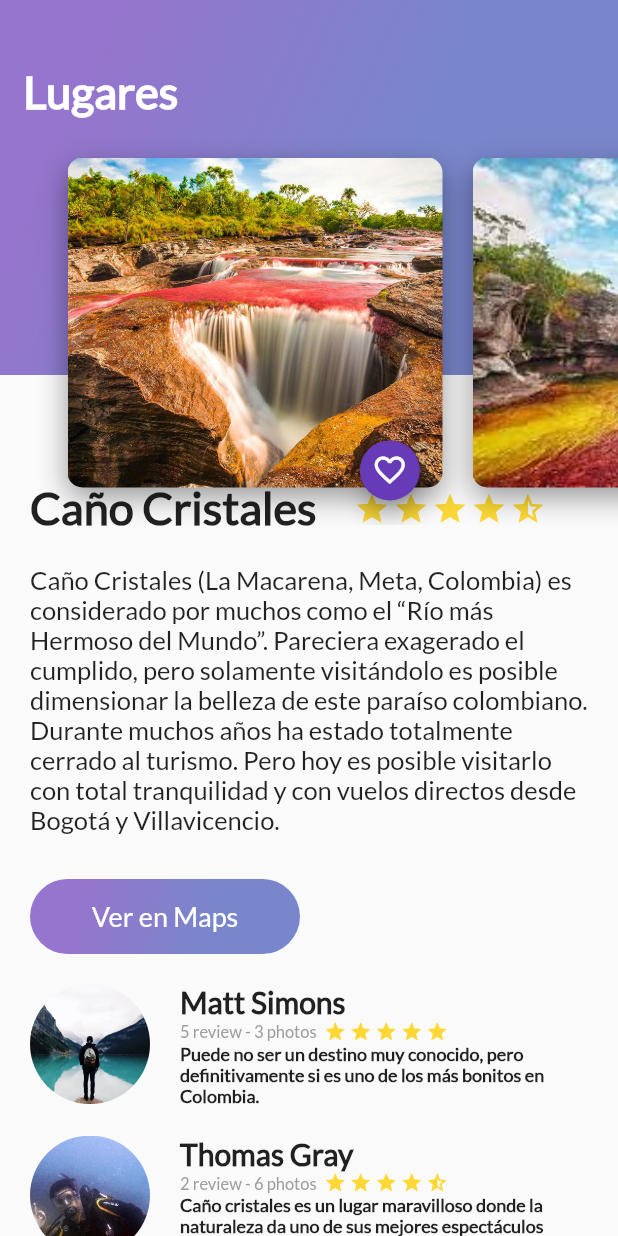
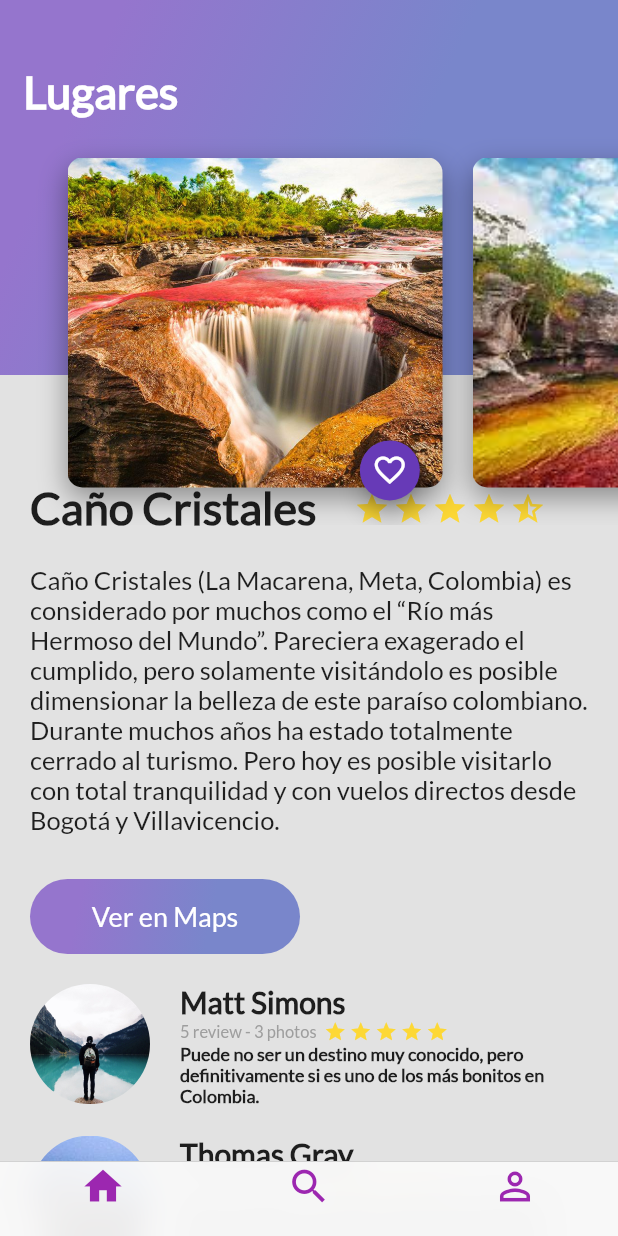
Before and after one commit to JohanRiv/Flutter_Basic_Platzi_project, a Flutter app: the screen it shows after launch, on a phone screen of 412 x 824 dp. Run offline on Flutter 3.47's test engine with Material 2 defaults, Android fonts, the phone set to English and light mode, and no system bars.

Commit message:
Adición del navbar

```diff
--- /dev/null
+++ b/lib/home_bottom_nav_bar_cupertino.dart
@@ -0,0 +1,74 @@
+import 'package:flutter/material.dart';
+import 'package:flutter/cupertino.dart';
+import 'package:platzi_trips_app/home_page.dart';
+import 'package:platzi_trips_app/profile_page.dart';
+import 'package:platzi_trips_app/search_page.dart';
+
+class HomeBottomNavBarCupertino extends StatefulWidget {
+  @override
+  _HomeBottomNavBarCupertinoState createState() =>
+      _HomeBottomNavBarCupertinoState();
+}
+
+class _HomeBottomNavBarCupertinoState extends State<HomeBottomNavBarCupertino> {
+  int indexTaps = 0;
+  final List<Widget> tapsView = [HomePage(), SearchPage(), ProfilePage()];
+
+  @override
+  Widget build(BuildContext context) {
+    Scaffold home = Scaffold(
+        bottomNavigationBar: CupertinoTabScaffold(
+      tabBar: CupertinoTabBar(
+        items: [
+          BottomNavigationBarItem(
+            icon: Icon(
+              Icons.home,
+              color: Colors.purple,
+            ),
+            label: "",
+          ),
+          BottomNavigationBarItem(
+            icon: Icon(
+              Icons.search,
+              color: Colors.purple,
+            ),
+            label: "",
+          ),
+          BottomNavigationBarItem(
+            icon: Icon(
+              Icons.person_outline,
+              color: Colors.purple,
+            ),
+            label: "",
+          ),
+        ],
+      ),
+      tabBuilder: (context, index) {
+        switch (index) {
+          case 0:
+            return CupertinoTabView(
+              builder: (context) => HomePage(),
+            );
+            break;
+          case 1:
+            return CupertinoTabView(
+              builder: (context) => SearchPage(),
+            );
+            break;
+          case 2:
+            return CupertinoTabView(
+              builder: (context) => ProfilePage(),
+            );
+            break;
+        }
+      },
+    ));
+    return home;
+  }
+
+  void onTapTapped(int index) {
+    setState(() {
+      indexTaps = index;
+    });
+  }
+}
--- /dev/null
+++ b/lib/home_page.dart
@@ -0,0 +1,24 @@
+import 'package:flutter/material.dart';
+import 'package:platzi_trips_app/description_place.dart';
+import 'package:platzi_trips_app/header_appbar.dart';
+import 'package:platzi_trips_app/publication_trip.dart';
+
+class HomePage extends StatelessWidget {
+  @override
+  Widget build(BuildContext context) {
+    return Stack(
+      children: [
+        ListView(
+          children: [
+            new DescriptionPlace(
+                "Caño Cristales",
+                "Caño Cristales (La Macarena, Meta, Colombia) es considerado por muchos como el “Río más Hermoso del Mundo”. Pareciera exagerado el cumplido, pero solamente visitándolo es posible dimensionar la belleza de este paraíso colombiano. Durante muchos años ha estado totalmente cerrado al turismo. Pero hoy es posible visitarlo con total tranquilidad y con vuelos directos desde Bogotá y Villavicencio.",
+                4.5),
+            new PublicationTrip(),
+          ],
+        ),
+        new HeaderAppbar(),
+      ],
+    );
+  }
+}
--- a/lib/main.dart
+++ b/lib/main.dart
@@ -1,7 +1,5 @@
 import 'package:flutter/material.dart';
-import 'description_place.dart';
-import 'header_appbar.dart';
-import 'publication_trip.dart';
+import 'package:platzi_trips_app/home_bottom_nav_bar_cupertino.dart';
 
 void main() {
   runApp(MyApp());
@@ -15,20 +13,6 @@ class MyApp extends StatelessWidget {
         theme: ThemeData(
           primarySwatch: Colors.blue,
         ),
-        home: Scaffold(
-            body: Stack(
-          children: [
-            ListView(
-              children: [
-                new DescriptionPlace(
-                    "Caño Cristales",
-                    "Caño Cristales (La Macarena, Meta, Colombia) es considerado por muchos como el “Río más Hermoso del Mundo”. Pareciera exagerado el cumplido, pero solamente visitándolo es posible dimensionar la belleza de este paraíso colombiano. Durante muchos años ha estado totalmente cerrado al turismo. Pero hoy es posible visitarlo con total tranquilidad y con vuelos directos desde Bogotá y Villavicencio.",
-                    4.5),
-                new PublicationTrip(),
-              ],
-            ),
-            new HeaderAppbar(),
-          ],
-        )));
+        home: HomeBottomNavBarCupertino());
   }
 }
```
Also changed, not shown: lib/home_bottom_nav_bar.dart (added, +51 -0 lines), lib/profile_page.dart (added, +10 -0 lines), lib/search_page.dart (added, +10 -0 lines).
